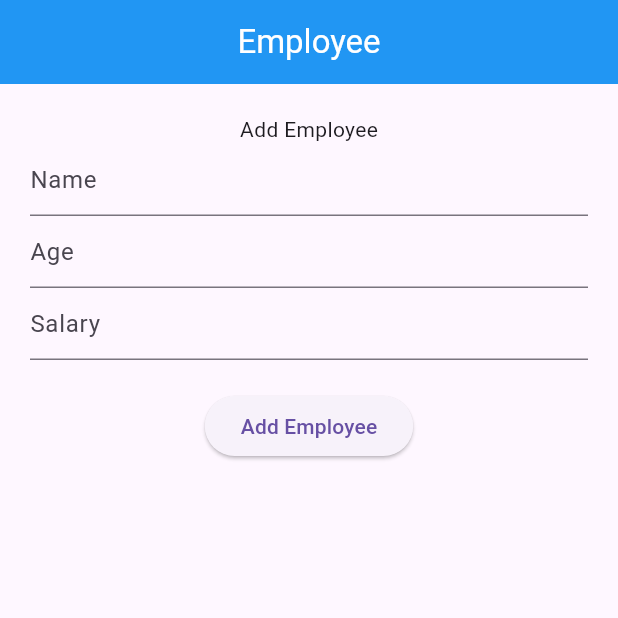
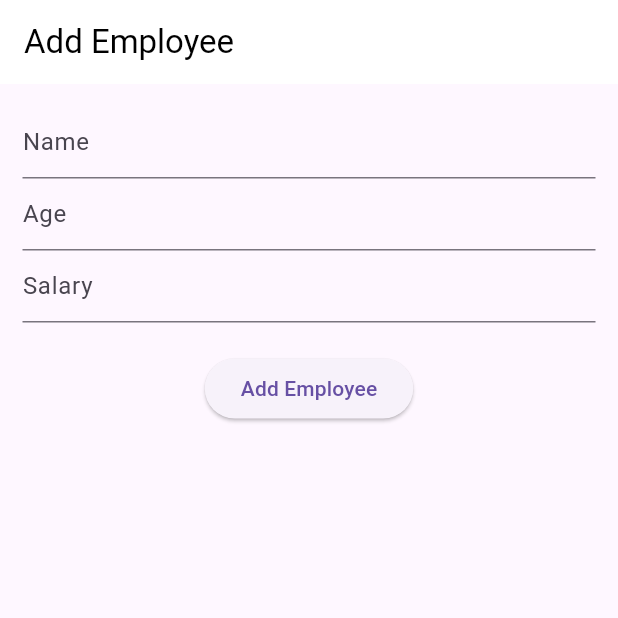
Before and after one commit to iliyasrobin/Ostad, a Flutter app: the screen it shows after launch, on a phone screen of 412 x 824 dp, the top half of it. Run offline on Flutter 3.47's test engine with Material 3 defaults, Android fonts, the phone set to English and light mode, and no system bars.

Commit message:
live-test-2

```diff
--- a/lib/home.dart
+++ b/lib/home.dart
@@ -12,16 +12,14 @@ class _HomeState extends State<Home> {
   Widget build(BuildContext context) {
     return Scaffold(
       appBar: AppBar(
-        title: Text("Employee"),
-        centerTitle: true,
-        backgroundColor: Colors.blue,
-        foregroundColor: Colors.white,
+        title: Text("Add Employee"),
+        backgroundColor: Colors.white,
+        foregroundColor: Colors.black,
       ),
       body: Padding(
-        padding: const EdgeInsets.all(20),
+        padding: const EdgeInsets.all(15),
         child: Column(
           children: [
-            Text("Add Employee"),
             TextFormField(
               decoration: InputDecoration(
                 border: UnderlineInputBorder(),
```
